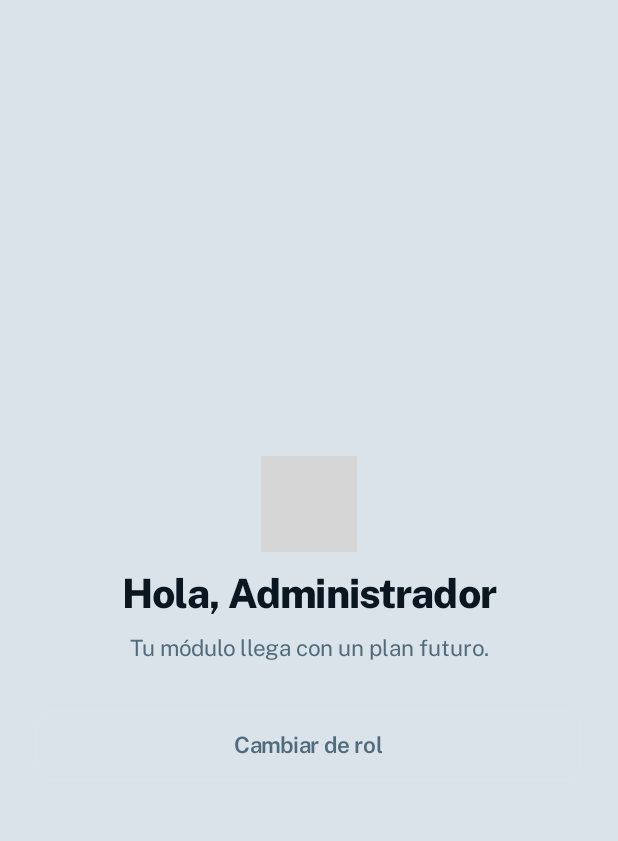
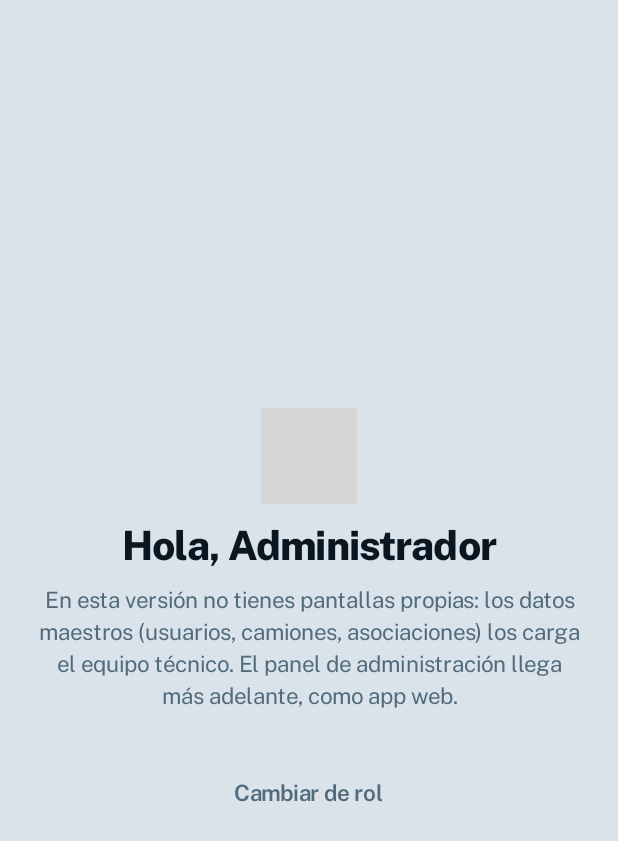
Before and after one commit to ihackurass/EnRutaTuAgua-App, an Android app built with Jetpack Compose: the screen it shows after launch (MainActivity), after a tap on "Administrador", on a phone screen of 412 x 824 dp. Shown: the top 841 px of the screen. Run offline under Robolectric (Android 15) with nearby library versions, the phone set to English and light mode, and no system bars; our stand-ins replace Dagger/Hilt's generated code; libraries missing offline, so code that uses them is left out: compose.icons, compose.icons.tablericons; 2 statements that could not run were skipped; grey boxes are pictures that could not be loaded.

```diff
--- a/app/src/main/java/pe/enrutatuagua/app/ui/Navegacion.kt
+++ b/app/src/main/java/pe/enrutatuagua/app/ui/Navegacion.kt
@@ -13,10 +13,12 @@ import androidx.navigation.compose.composable
 import androidx.navigation.compose.rememberNavController
 import androidx.navigation.navArgument
 import pe.enrutatuagua.app.ui.parada.ParadaScreen
+import pe.enrutatuagua.app.ui.presidente.PresidenteNav
 import pe.enrutatuagua.app.ui.rol.ProximamenteScreen
 import pe.enrutatuagua.app.ui.rol.SeleccionRolScreen
 import pe.enrutatuagua.app.ui.rol.SesionViewModel
 import pe.enrutatuagua.app.ui.ruta.RutaScreen
+import pe.enrutatuagua.app.ui.vecino.MapaVivoScreen
 import pe.enrutatuagua.designsystem.tokens.MovimientoAgua
 import pe.enrutatuagua.domain.modelo.Rol
 
@@ -43,15 +45,17 @@ fun Navegacion() {
                 vm.seleccionarRol(rol)
                 when (rol) {
                     Rol.AGUATERO -> nav.navigate("ruta")
-                    else -> nav.navigate("proximamente/${rol.name}")
+                    Rol.VECINO -> nav.navigate("vecino")
+                    Rol.PRESIDENTE -> nav.navigate("presidente")
+                    Rol.ADMIN -> nav.navigate("proximamente")
                 }
             })
         }
-        composable("proximamente/{rol}") { entrada ->
-            val rol = entrada.arguments?.getString("rol")
-                ?.let { n -> Rol.entries.firstOrNull { it.name == n } } ?: Rol.VECINO
-            ProximamenteScreen(rol = rol, onVolver = { nav.popBackStack() })
+        composable("proximamente") {
+            ProximamenteScreen(onVolver = { nav.popBackStack() })
         }
+        composable("vecino") { MapaVivoScreen() }
+        composable("presidente") { PresidenteNav() }
         composable("ruta") {
             RutaScreen(
                 onParadaClick = { id -> nav.navigate("parada/$id") },
--- a/app/src/main/java/pe/enrutatuagua/app/ui/rol/ProximamenteScreen.kt
+++ b/app/src/main/java/pe/enrutatuagua/app/ui/rol/ProximamenteScreen.kt
@@ -17,31 +17,35 @@ import androidx.compose.ui.Modifier
 import androidx.compose.ui.text.style.TextAlign
 import androidx.compose.ui.unit.dp
 import compose.icons.TablerIcons
-import compose.icons.tablericons.Truck
+import compose.icons.tablericons.Server
 import pe.enrutatuagua.designsystem.component.BotonSecundario
 import pe.enrutatuagua.designsystem.tokens.EstilosAgua
 import pe.enrutatuagua.designsystem.tokens.LocalPaletaAgua
-import pe.enrutatuagua.domain.modelo.Rol
 
+/**
+ * Pantalla informativa del rol ADMIN (RD-01): en el MVP no tiene pantallas de
+ * gestión — los datos maestros se cargan por el equipo técnico vía SQL seed,
+ * y el panel de administración queda como app web futura. Único rol que aún
+ * no tiene flujo propio (Vecino y Presidente ya lo tienen: planes 05 y 06).
+ */
 @Composable
-fun ProximamenteScreen(rol: Rol, onVolver: () -> Unit) {
+fun ProximamenteScreen(onVolver: () -> Unit) {
     val paleta = LocalPaletaAgua.current
-    val plan = when (rol) {
-        Rol.VECINO -> "ANDROID-PLAN-05 (mapa en vivo)"
-        Rol.PRESIDENTE -> "ANDROID-PLAN-06 (pedidos y validación)"
-        else -> "un plan futuro"
-    }
     Column(
         Modifier.fillMaxSize().background(paleta.fondo).padding(24.dp),
         verticalArrangement = Arrangement.spacedBy(12.dp, Alignment.CenterVertically),
         horizontalAlignment = Alignment.CenterHorizontally,
     ) {
-        Icon(TablerIcons.Truck, contentDescription = null,
+        Icon(TablerIcons.Server, contentDescription = null,
             tint = paleta.texto2, modifier = Modifier.size(64.dp))
-        Text("Hola, ${rol.etiqueta}", style = EstilosAgua.TituloParada,
+        Text("Hola, Administrador", style = EstilosAgua.TituloParada,
             color = paleta.texto, textAlign = TextAlign.Center)
-        Text("Tu módulo llega con $plan.", style = EstilosAgua.Cuerpo,
-            color = paleta.texto2, textAlign = TextAlign.Center)
+        Text(
+            "En esta versión no tienes pantallas propias: los datos maestros " +
+                "(usuarios, camiones, asociaciones) los carga el equipo técnico. " +
+                "El panel de administración llega más adelante, como app web.",
+            style = EstilosAgua.Cuerpo, color = paleta.texto2, textAlign = TextAlign.Center,
+        )
         Spacer(Modifier.height(8.dp))
         BotonSecundario("Cambiar de rol", onClick = onVolver, modifier = Modifier.fillMaxWidth())
     }
```
